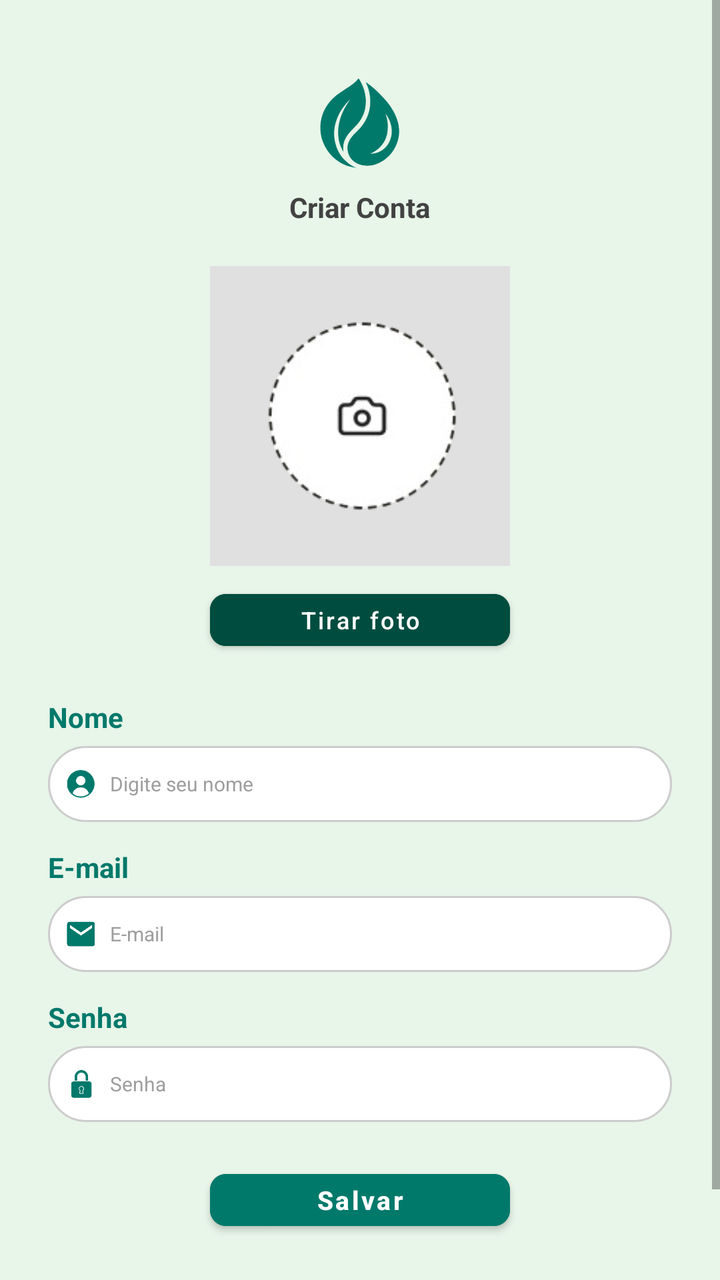
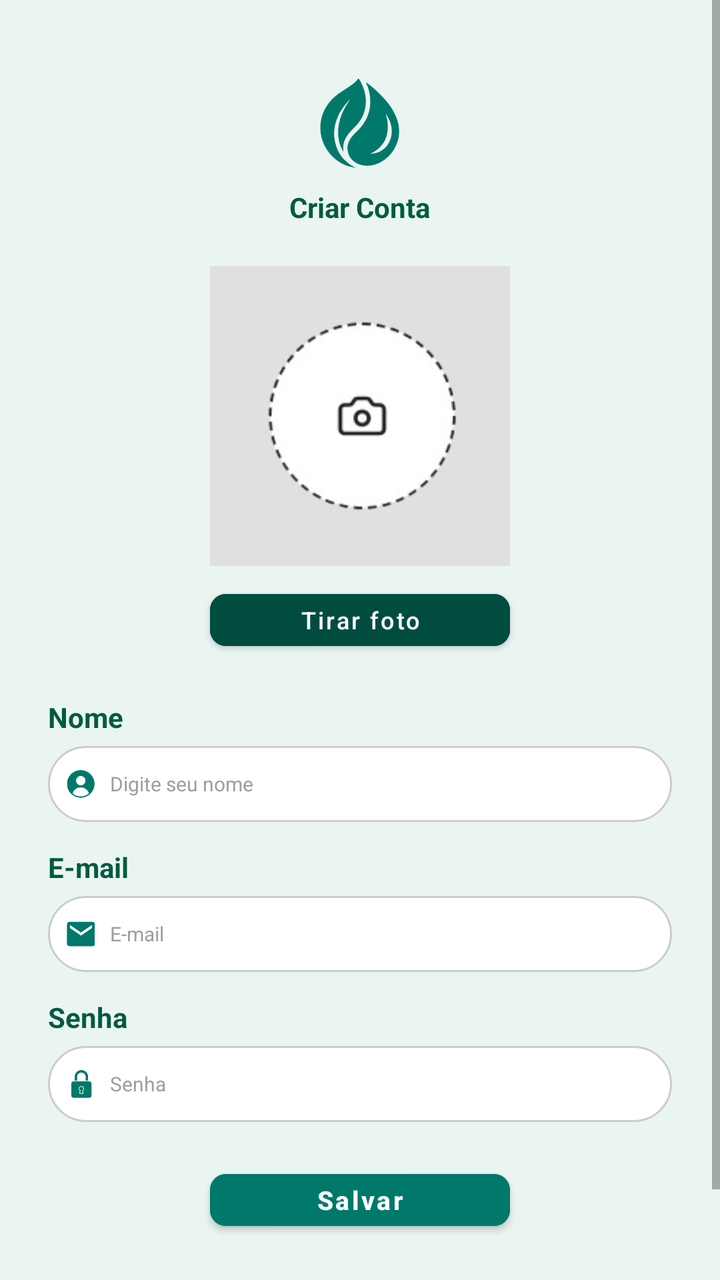

An Android layout rendered at two revisions. The XML below is the earlier revision; the diff shows what the commit changed to produce the second picture.
<!-- AndroidManifest.xml: application theme Theme.HabitsCare -->
<!-- res/layout/activity_cadastro.xml -->
<?xml version="1.0" encoding="utf-8"?>
<ScrollView xmlns:android="http://schemas.android.com/apk/res/android"
    xmlns:app="http://schemas.android.com/apk/res-auto"
    android:layout_width="match_parent"
    android:layout_height="match_parent"
    android:background="@color/bg_app"
    android:fillViewport="true"
    android:fitsSystemWindows="true">

    <LinearLayout
        android:layout_width="match_parent"
        android:layout_height="wrap_content"
        android:gravity="center_horizontal"
        android:orientation="vertical"
        android:paddingStart="24dp"
        android:paddingTop="12dp"
        android:paddingEnd="24dp"
        android:paddingBottom="24dp">

        
        <ImageView
            android:layout_width="155dp"
            android:layout_height="60dp"
            android:layout_marginTop="20dp"
            android:layout_marginBottom="2dp"
            android:contentDescription="@string/app_name"
            android:scaleType="fitCenter"
            android:src="@drawable/ic_leaf"
            app:tint="@color/brand_green_primary" />

        <TextView
            android:id="@+id/textTitulo"
            android:layout_width="wrap_content"
            android:layout_height="wrap_content"
            android:layout_marginBottom="20dp"
            android:text="Criar Conta"
            android:textColor="@color/text_primary"
            android:textSize="14sp"
            android:textStyle="bold" />

        
        <ImageView
            android:id="@+id/imageView"
            android:layout_width="150dp"
            android:layout_height="150dp"
            android:layout_marginBottom="8dp"
            android:background="@color/border_input"
            android:contentDescription="@null"
            android:padding="22dp"
            android:scaleType="centerInside"
            android:src="@drawable/ic_camera" />

        
        <Button
            android:id="@+id/buttonCamera"
            style="@style/EstiloBotaoPadrao"
            android:layout_width="150dp"
            android:layout_height="38dp"
            android:layout_marginBottom="20dp"
            android:backgroundTint="@color/brand_green_dark"
            android:text="Tirar foto"
            android:textAllCaps="false"
            android:textColor="@color/white"
            android:textSize="12sp" />

        
        <TextView
            android:layout_width="match_parent"
            android:layout_height="wrap_content"
            android:text="Nome"
            android:textColor="@color/brand_green_primary"
            android:textSize="14sp"
            android:textStyle="bold" />

        
        <LinearLayout
            android:layout_width="match_parent"
            android:layout_height="38dp"
            android:layout_marginTop="5dp"
            android:layout_marginBottom="13dp"
            android:background="@drawable/bg_edittext"
            android:gravity="center_vertical"
            android:orientation="horizontal"
            android:paddingStart="9dp"
            android:paddingEnd="9dp">

            <ImageView
                android:layout_width="15dp"
                android:layout_height="15dp"
                android:contentDescription="@null"
                android:scaleType="centerInside"
                android:src="@drawable/ic_name" />

            <EditText
                android:id="@+id/editNome"
                android:layout_width="0dp"
                android:layout_height="match_parent"
                android:layout_weight="1"
                android:background="@null"
                android:hint="Digite seu nome"
                android:inputType="textPersonName"
                android:paddingStart="7dp"
                android:paddingEnd="4dp"
                android:singleLine="true"
                android:textColor="@color/text_primary"
                android:textColorHint="@color/text_hint"
                android:textSize="10sp" />
        </LinearLayout>

        
        <TextView
            android:layout_width="match_parent"
            android:layout_height="wrap_content"
            android:text="@string/hint_email"
            android:textColor="@color/brand_green_primary"
            android:textSize="14sp"
            android:textStyle="bold" />

        
        <LinearLayout
            android:layout_width="match_parent"
            android:layout_height="38dp"
            android:layout_marginTop="5dp"
            android:layout_marginBottom="13dp"
            android:background="@drawable/bg_edittext"
            android:gravity="center_vertical"
            android:orientation="horizontal"
            android:paddingStart="9dp"
            android:paddingEnd="9dp">

            <ImageView
                android:layout_width="15dp"
                android:layout_height="15dp"
                android:contentDescription="@null"
                android:scaleType="centerInside"
                android:src="@drawable/ic_email" />

            <EditText
                android:id="@+id/editEmail"
                android:layout_width="0dp"
                android:layout_height="match_parent"
                android:layout_weight="1"
                android:background="@null"
                android:hint="@string/hint_email"
                android:inputType="textEmailAddress"
                android:paddingStart="7dp"
                android:paddingEnd="4dp"
                android:singleLine="true"
                android:textColor="@color/text_primary"
                android:textColorHint="@color/text_hint"
                android:textSize="10sp" />
        </LinearLayout>

        
        <TextView
            android:id="@+id/textLabelSenha"
            android:layout_width="match_parent"
            android:layout_height="wrap_content"
            android:text="@string/hint_senha"
            android:textColor="@color/brand_green_primary"
            android:textSize="14sp"
            android:textStyle="bold" />

        
        <LinearLayout
            android:id="@+id/layoutCampoSenha"
            android:layout_width="match_parent"
            android:layout_height="38dp"
            android:layout_marginTop="5dp"
            android:layout_marginBottom="20dp"
            android:background="@drawable/bg_edittext"
            android:gravity="center_vertical"
            android:orientation="horizontal"
            android:paddingStart="9dp"
            android:paddingEnd="9dp">

            <ImageView
                android:layout_width="15dp"
                android:layout_height="15dp"
                android:contentDescription="@null"
                android:scaleType="centerInside"
                android:src="@drawable/ic_lock" />

            <EditText
                android:id="@+id/editSenha"
                android:layout_width="0dp"
                android:layout_height="match_parent"
                android:layout_weight="1"
                android:background="@null"
                android:hint="@string/hint_senha"
                android:inputType="textPassword"
                android:paddingStart="7dp"
                android:paddingEnd="4dp"
                android:singleLine="true"
                android:textColor="@color/text_primary"
                android:textColorHint="@color/text_hint"
                android:textSize="10sp" />
        </LinearLayout>

        
        <Button
            android:id="@+id/buttonSalvar"
            style="@style/EstiloBotaoPadrao"
            android:layout_width="150dp"
            android:layout_height="38dp"
            android:layout_marginBottom="24dp"
            android:backgroundTint="@color/brand_green_primary"
            android:text="Salvar"
            android:textAllCaps="false"
            android:textColor="@color/white"
            android:textSize="13sp"
            android:textStyle="bold" />

        
        <TextView
            android:layout_width="match_parent"
            android:layout_height="wrap_content"
            android:gravity="start"
            android:text="@string/app_name"
            android:textColor="@color/brand_green_primary"
            android:textSize="16sp" />
    </LinearLayout>
</ScrollView>
<!-- resources referenced by this layout -->
<resources>
  <color name="bg_app">#E8F5E9</color>
  <color name="border_input">#E0E0E0</color>
  <color name="brand_green_dark">#004D40</color>
  <color name="brand_green_primary">#00796B</color>
  <color name="text_hint">#9E9E9E</color>
  <color name="text_primary">#424242</color>
  <color name="white">#FFFFFF</color>
  <!-- drawable bg_edittext (drawable) -->
  <?xml version="1.0" encoding="utf-8"?>
  <shape xmlns:android="http://schemas.android.com/apk/res/android"
      android:shape="rectangle">
  
      <solid android:color="#FFFFFF" />
  
      <corners android:radius="20dp" />
  
      <stroke
          android:width="1dp"
          android:color="#CCCCCC" />
  
  </shape>
  <!-- drawable ic_camera: png bitmap (drawable, 11816 bytes) -->
  <!-- drawable ic_email: png bitmap (drawable, 2344 bytes) -->
  <!-- drawable ic_leaf: png bitmap (drawable, 132298 bytes) -->
  <!-- drawable ic_lock: png bitmap (drawable, 2016 bytes) -->
  <!-- drawable ic_name: png bitmap (drawable, 2858 bytes) -->
  <string name="app_name">habitsCare</string>
  <string name="hint_email">E-mail</string>
  <string name="hint_senha">Senha</string>
  <style name="EstiloBotaoPadrao" parent="Widget.MaterialComponents.Button">
          <item name="backgroundTint">@color/brand_green_primary</item>
          <item name="android:textColor">@color/white</item>
          <item name="cornerRadius">8dp</item>
      </style>
  <style name="Theme.HabitsCare" parent="Theme.MaterialComponents.DayNight.NoActionBar">
          <item name="colorPrimary">@color/brand_green_primary</item>
          <item name="colorPrimaryVariant">@color/brand_green_dark</item>
          <item name="colorOnPrimary">@color/white</item>
      </style>
</resources>

<!-- the commit's change to res/layout/activity_cadastro.xml (unified diff, before → after) -->
@@ -3,7 +3,7 @@
     xmlns:app="http://schemas.android.com/apk/res-auto"
     android:layout_width="match_parent"
     android:layout_height="match_parent"
-    android:background="@color/bg_app"
+    style="@style/background"
     android:fillViewport="true"
     android:fitsSystemWindows="true">
 
@@ -34,7 +34,7 @@
             android:layout_height="wrap_content"
             android:layout_marginBottom="20dp"
             android:text="Criar Conta"
-            android:textColor="@color/text_primary"
+            style="@style/titulos"
             android:textSize="14sp"
             android:textStyle="bold" />
 
@@ -68,7 +68,7 @@
             android:layout_width="match_parent"
             android:layout_height="wrap_content"
             android:text="Nome"
-            android:textColor="@color/brand_green_primary"
+            style="@style/titulos"
             android:textSize="14sp"
             android:textStyle="bold" />
 
@@ -112,7 +112,7 @@
             android:layout_width="match_parent"
             android:layout_height="wrap_content"
             android:text="@string/hint_email"
-            android:textColor="@color/brand_green_primary"
+            style="@style/titulos"
             android:textSize="14sp"
             android:textStyle="bold" />
 
@@ -157,7 +157,7 @@
             android:layout_width="match_parent"
             android:layout_height="wrap_content"
             android:text="@string/hint_senha"
-            android:textColor="@color/brand_green_primary"
+            style="@style/titulos"
             android:textSize="14sp"
             android:textStyle="bold" />
 
@@ -217,7 +217,7 @@
             android:layout_height="wrap_content"
             android:gravity="start"
             android:text="@string/app_name"
-            android:textColor="@color/brand_green_primary"
+            style="@style/titulos"
             android:textSize="16sp" />
     </LinearLayout>
 </ScrollView>
<!-- resource entries referenced after the edit -->
@@ -1,6 +1,5 @@
 <!-- resources referenced by this layout -->
 <resources>
-  <color name="bg_app">#E8F5E9</color>
   <color name="border_input">#E0E0E0</color>
   <color name="brand_green_dark">#004D40</color>
   <color name="brand_green_primary">#00796B</color>
@@ -34,6 +33,13 @@
           <item name="android:textColor">@color/white</item>
           <item name="cornerRadius">8dp</item>
       </style>
+  <style name="background">
+          <item name="android:background">#EAF5F2</item>
+      </style>
+  <style name="titulos">
+          <item name="android:textColor">#005B41</item>
+          <item name="android:textStyle">bold</item>
+      </style>
   <style name="Theme.HabitsCare" parent="Theme.MaterialComponents.DayNight.NoActionBar">
           <item name="colorPrimary">@color/brand_green_primary</item>
           <item name="colorPrimaryVariant">@color/brand_green_dark</item>
